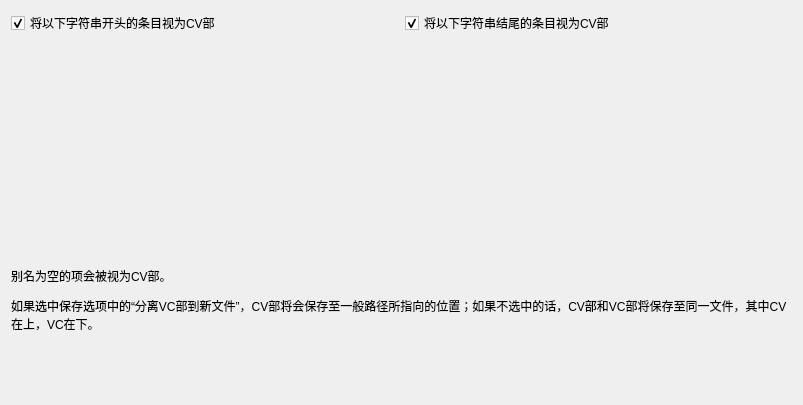
Old version of the form src/cv_vcPartSplit/cv_vcpartsplitoptionwidget.ui in the repository shine5402/KiraOtoToolbox.
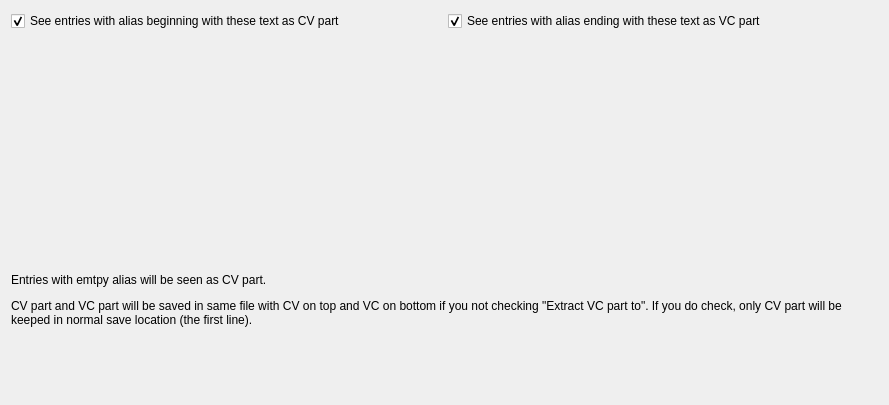
New version of the form. Custom widgets are drawn as their Qt base class.

Patch:
```diff
--- a/src/cv_vcPartSplit/cv_vcpartsplitoptionwidget.ui
+++ b/src/cv_vcPartSplit/cv_vcpartsplitoptionwidget.ui
@@ -6,7 +6,7 @@
    <rect>
     <x>0</x>
     <y>0</y>
-    <width>803</width>
+    <width>889</width>
     <height>405</height>
    </rect>
   </property>
@@ -18,7 +18,7 @@
        <item>
         <widget class="QCheckBox" name="seeBeginPatternAsCVCheckBox">
          <property name="text">
-          <string>将以下字符串开头的条目视为CV部</string>
+          <string>See entries with alias beginning with these text as CV part</string>
          </property>
          <property name="checked">
           <bool>true</bool>
@@ -35,7 +35,7 @@
        <item>
         <widget class="QCheckBox" name="seeEndPatternAsCVCheckBox">
          <property name="text">
-          <string>将以下字符串结尾的条目视为CV部</string>
+          <string>See entries with alias ending with these text as VC part</string>
          </property>
          <property name="checked">
           <bool>true</bool>
@@ -52,7 +52,7 @@
    <item>
     <widget class="QLabel" name="label">
      <property name="text">
-      <string>&lt;html&gt;&lt;head/&gt;&lt;body&gt;&lt;p&gt;别名为空的项会被视为CV部。&lt;/p&gt;&lt;p&gt;如果选中保存选项中的“分离VC部到新文件”，CV部将会保存至一般路径所指向的位置；如果不选中的话，CV部和VC部将保存至同一文件，其中CV在上，VC在下。&lt;/p&gt;&lt;/body&gt;&lt;/html&gt;</string>
+      <string>&lt;html&gt;&lt;head/&gt;&lt;body&gt;&lt;p&gt;Entries with emtpy alias will be seen as CV part.&lt;/p&gt;&lt;p&gt;CV part and VC part will be saved in same file with CV on top and VC on bottom if you not checking &amp;quot;Extract VC part to&amp;quot;. If you do check, only CV part will be keeped in normal save location (the first line). &lt;/p&gt;&lt;/body&gt;&lt;/html&gt;</string>
      </property>
      <property name="wordWrap">
       <bool>true</bool>
```
